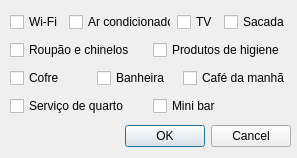
Qt form colaboradores/listaQuartos/telafiltrar.ui (ViniiGabriel/hotelQT) before a commit.
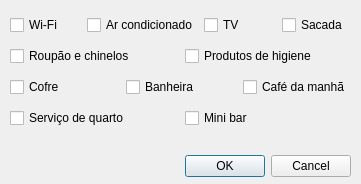
The same form after that commit.

The edit to the form file:
```diff
--- a/colaboradores/listaQuartos/telafiltrar.ui
+++ b/colaboradores/listaQuartos/telafiltrar.ui
@@ -6,8 +6,8 @@
    <rect>
     <x>0</x>
     <y>0</y>
-    <width>297</width>
-    <height>158</height>
+    <width>361</width>
+    <height>184</height>
    </rect>
   </property>
   <property name="windowTitle">
@@ -16,8 +16,8 @@
   <widget class="QDialogButtonBox" name="buttonBox">
    <property name="geometry">
     <rect>
-     <x>110</x>
-     <y>120</y>
+     <x>170</x>
+     <y>150</y>
      <width>181</width>
      <height>32</height>
     </rect>
@@ -29,13 +29,13 @@
     <set>QDialogButtonBox::Cancel|QDialogButtonBox::Ok</set>
    </property>
   </widget>
-  <widget class="QWidget" name="">
+  <widget class="QWidget" name="layoutWidget">
    <property name="geometry">
     <rect>
      <x>10</x>
      <y>10</y>
-     <width>280</width>
-     <height>108</height>
+     <width>343</width>
+     <height>127</height>
     </rect>
    </property>
    <layout class="QVBoxLayout" name="verticalLayout">
```
Left out of the diff: 2 changed lines with no effect on the pictures.
